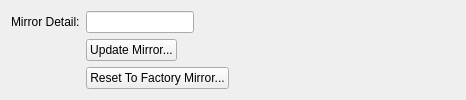
Before: the Qt Designer form GeneralSettingsPage.ui in nedrysoft/regex101, drawn with Qt 5.
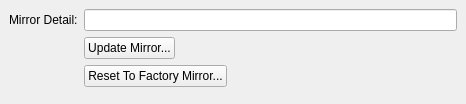
After: the same form once the commit is applied.

What changed in the file:
```diff
--- a/GeneralSettingsPage.ui
+++ b/GeneralSettingsPage.ui
@@ -7,7 +7,7 @@
     <x>0</x>
     <y>0</y>
     <width>466</width>
-    <height>99</height>
+    <height>104</height>
    </rect>
   </property>
   <property name="sizePolicy">
@@ -20,16 +20,31 @@
    <string>Form</string>
   </property>
   <layout class="QVBoxLayout" name="verticalLayout">
+   <property name="spacing">
+    <number>9</number>
+   </property>
    <property name="sizeConstraint">
     <enum>QLayout::SetMinimumSize</enum>
    </property>
+   <property name="leftMargin">
+    <number>9</number>
+   </property>
+   <property name="topMargin">
+    <number>9</number>
+   </property>
+   <property name="rightMargin">
+    <number>9</number>
+   </property>
+   <property name="bottomMargin">
+    <number>9</number>
+   </property>
    <item>
     <layout class="QFormLayout" name="formLayout">
      <property name="sizeConstraint">
       <enum>QLayout::SetMinimumSize</enum>
      </property>
      <property name="fieldGrowthPolicy">
-      <enum>QFormLayout::FieldsStayAtSizeHint</enum>
+      <enum>QFormLayout::ExpandingFieldsGrow</enum>
      </property>
      <property name="horizontalSpacing">
       <number>6</number>
@@ -65,6 +80,19 @@
        </property>
       </widget>
      </item>
+     <item row="3" column="1">
+      <spacer name="verticalSpacer">
+       <property name="orientation">
+        <enum>Qt::Vertical</enum>
+       </property>
+       <property name="sizeHint" stdset="0">
+        <size>
+         <width>20</width>
+         <height>40</height>
+        </size>
+       </property>
+      </spacer>
+     </item>
     </layout>
    </item>
   </layout>
```
